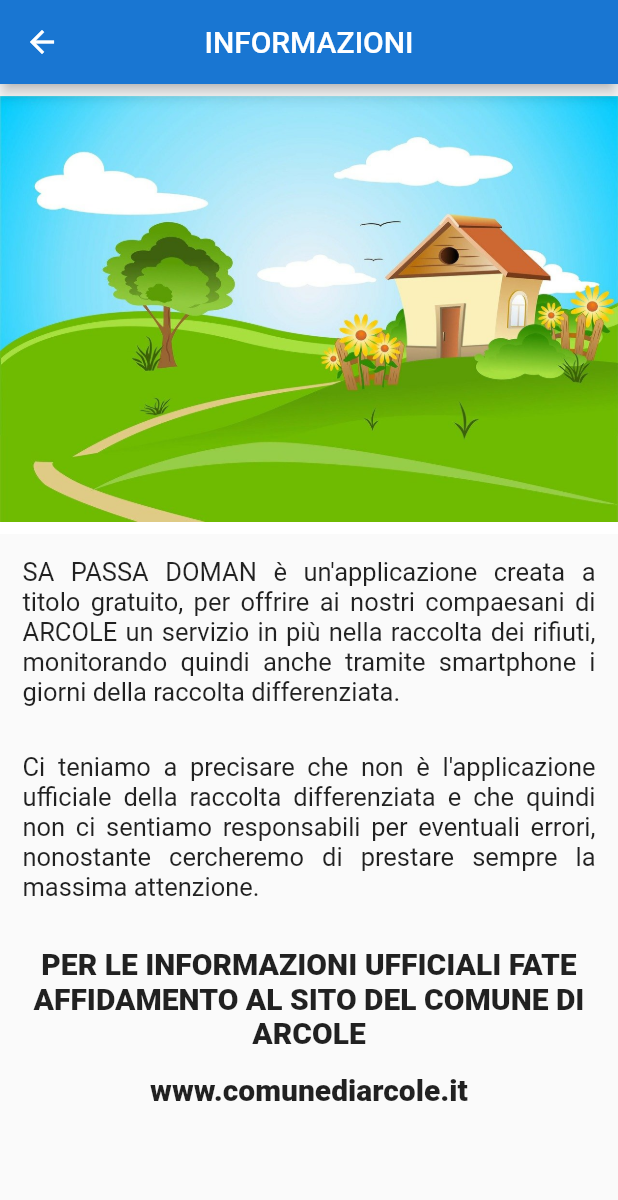
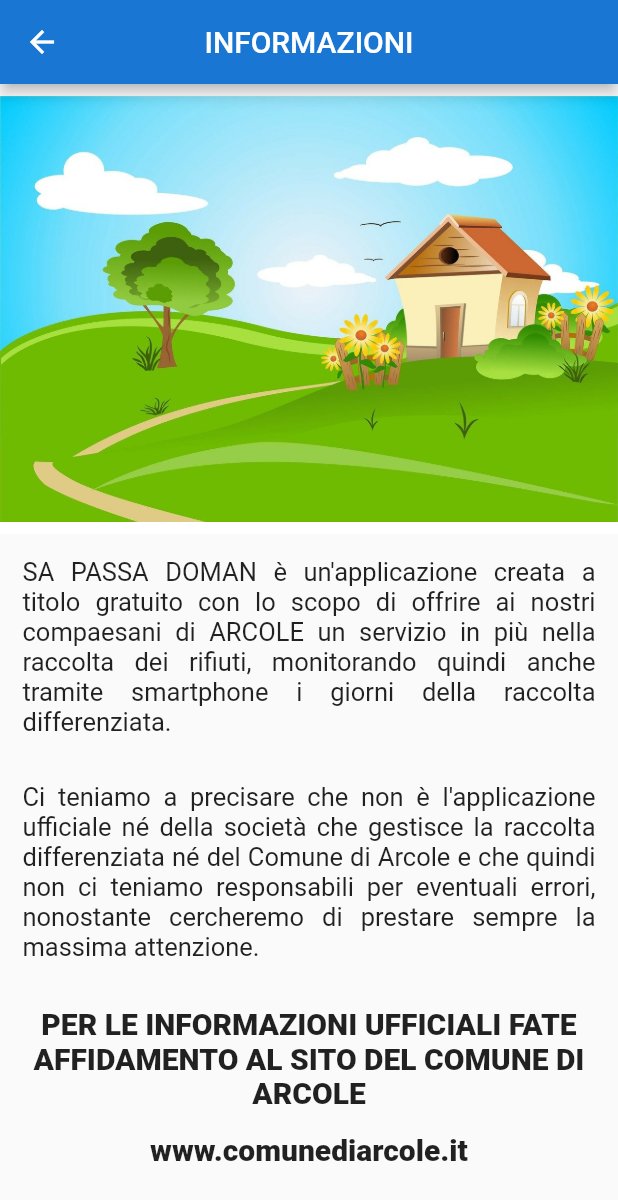
Before and after one commit to FabiodzDev/sa-passa-doman, a Flutter app: the Informazioni screen opened directly, on a phone screen of 412 x 824 dp. Shown: the top 1200 px of the screen. Run offline on Flutter 3.47's test engine with Material 2 defaults, Android fonts, the phone set to English and light mode, and no system bars; our stand-ins replace like_button, splashscreen.

Commit message:
Aggiornato informazioni

```diff
--- a/lib/informazioni.dart
+++ b/lib/informazioni.dart
@@ -27,7 +27,7 @@
           Container(
             padding: EdgeInsets.all(15),
             child: Text(
-              "SA PASSA DOMAN è un'applicazione creata a titolo gratuito, per offrire ai nostri compaesani di ARCOLE un servizio in più nella raccolta dei rifiuti, monitorando quindi anche tramite smartphone i giorni della raccolta differenziata. ",
+              "SA PASSA DOMAN è un'applicazione creata a titolo gratuito con lo scopo di offrire ai nostri compaesani di ARCOLE un servizio in più nella raccolta dei rifiuti, monitorando quindi anche tramite smartphone i giorni della raccolta differenziata. ",
               textAlign: TextAlign.justify,
               style: TextStyle(
                 fontSize: 17,
@@ -37,7 +37,7 @@
           Container(
             padding: EdgeInsets.all(15),
             child: Text(
-              "Ci teniamo a precisare che non è l'applicazione ufficiale della raccolta differenziata e che quindi non ci sentiamo responsabili per eventuali errori, nonostante cercheremo di prestare sempre la massima attenzione.",
+              "Ci teniamo a precisare che non è l'applicazione ufficiale né della società che gestisce la raccolta differenziata né del Comune di Arcole e che quindi non ci teniamo responsabili per eventuali errori, nonostante cercheremo di prestare sempre la massima attenzione.",
               textAlign: TextAlign.justify,
               style: TextStyle(
                 fontSize: 17,
--- a/lib/modalita.dart
+++ b/lib/modalita.dart
@@ -412,7 +412,7 @@
                             height: 5,
                           ),
                           Text(
-                              'Opzione 2: Ritiro porta a porta. Bidone da 240 lt. Le ramaglie possono essere conferite anche fuori dal bidone ma raccolte in 3-4 fascine di max 50 cm. Questo servizio è a pagamento. Per altri dettagli nel sito del Comune. ',
+                              'Opzione 2: Ritiro porta a porta. Bidone da 240 lt. Le ramaglie possono essere conferite anche fuori dal bidone ma raccolte in 3-4 fascine di max 50 cm. Questo servizio è a pagamento. Per altri dettagli vedere nel sito del Comune. ',
                               textAlign: TextAlign.justify,
                               style: TextStyle(
                                 fontSize: 15,
@@ -519,11 +519,11 @@
                     ),
                     Container(
                       padding: EdgeInsets.all(13),
-                      width: 200,
+                      width: 210,
                       color: Colors.red.shade500,
                       child: Center(
                           child: Text(
-                        'Qualsiasi imballaggio in plastica contenente bibite e alimenti.',
+                        'Qualsiasi imballaggio in plastica destinato a contenere bibite e alimenti.',
                         textAlign: TextAlign.justify,
                         style: TextStyle(
                           fontSize: 15,
--- a/pubspec.yaml
+++ b/pubspec.yaml
@@ -15,7 +15,7 @@
 # In iOS, build-name is used as CFBundleShortVersionString while build-number used as CFBundleVersion.
 # Read more about iOS versioning at
 # https://developer.apple.com/library/archive/documentation/General/Reference/InfoPlistKeyReference/Articles/CoreFoundationKeys.html
-version: 1.0.0+10
+version: 1.0.0+14
 
 environment:
   sdk: ">=2.7.0 <3.0.0"
```
